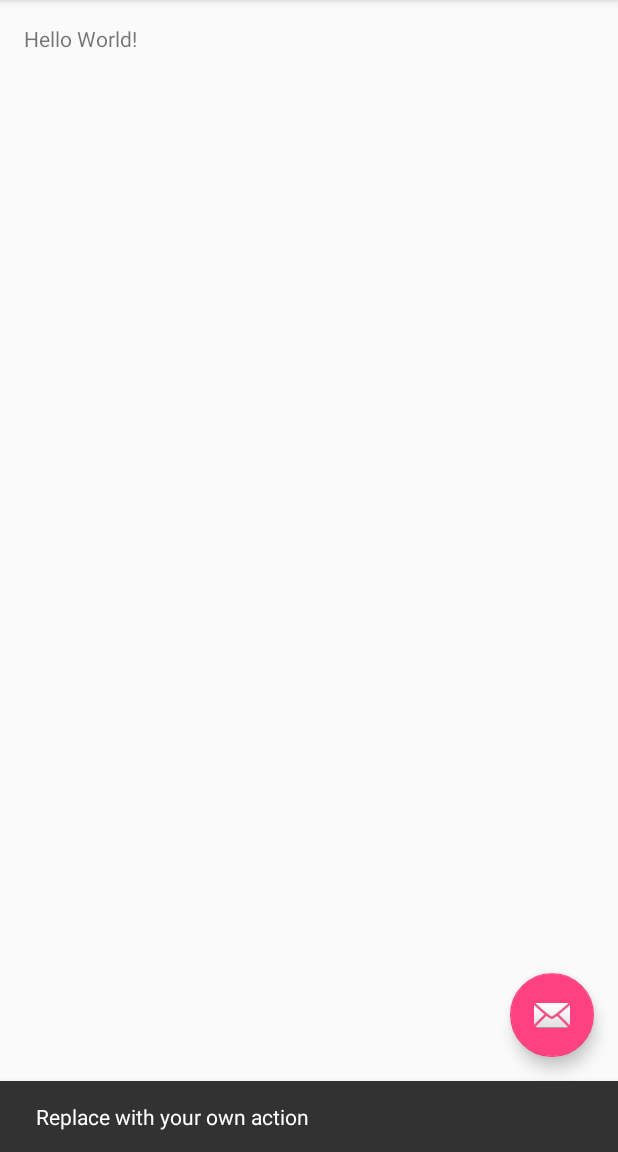
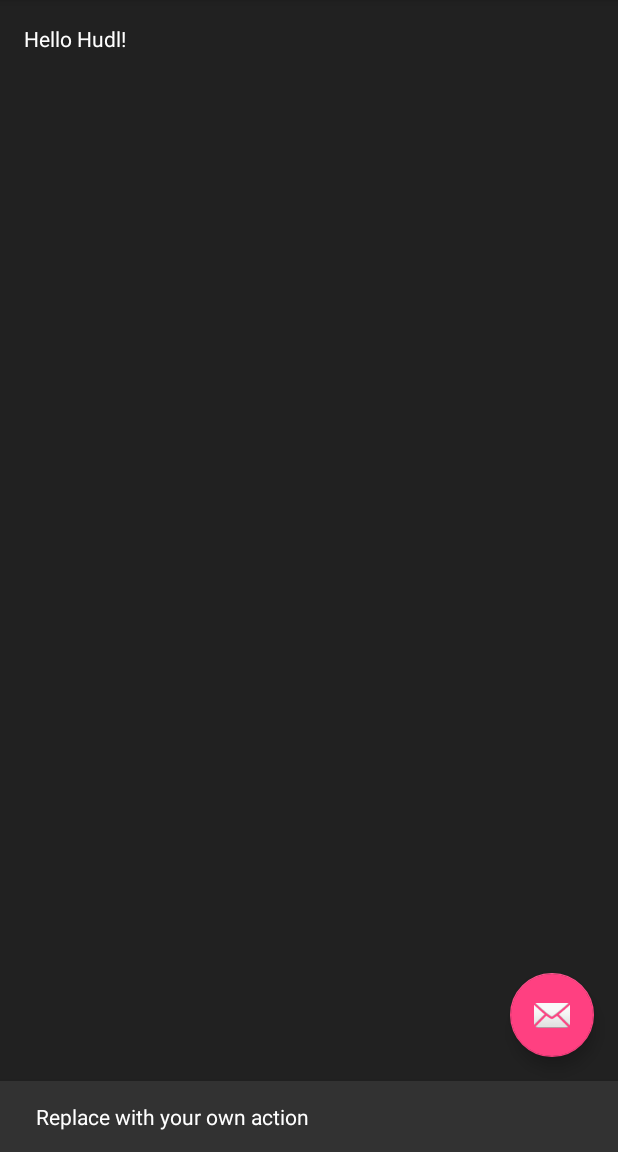
Before and after one commit to ashlyn/HudlU-AndroidDev, an Android app: the screen it shows after launch (MainActivity), after a tap on an icon or button, on a phone screen of 412 x 824 dp, the part 84-1236 px from its top. Run offline under Robolectric (Android 15) with nearby library versions, the phone set to English and light mode, and no system bars.

Commit message:
HW 1 - change background color, text color, add log to settings menu

```diff
--- a/HudlU/app/build.gradle
+++ b/HudlU/app/build.gradle
@@ -6,7 +6,7 @@ android {
 
     defaultConfig {
         applicationId "lee.ashlyn.hudlu"
-        minSdkVersion 15
+        minSdkVersion 16
         targetSdkVersion 23
         versionCode 1
         versionName "1.0"
--- a/HudlU/app/src/main/java/lee/ashlyn/hudlu/MainActivity.java
+++ b/HudlU/app/src/main/java/lee/ashlyn/hudlu/MainActivity.java
@@ -5,6 +5,7 @@ import android.support.design.widget.FloatingActionButton;
 import android.support.design.widget.Snackbar;
 import android.support.v7.app.AppCompatActivity;
 import android.support.v7.widget.Toolbar;
+import android.util.Log;
 import android.view.View;
 import android.view.Menu;
 import android.view.MenuItem;
@@ -44,6 +45,7 @@ public class MainActivity extends AppCompatActivity {
 
         //noinspection SimplifiableIfStatement
         if (id == R.id.action_settings) {
+            Log.d("HudlU", "Settings menu item clicked");
             return true;
         }
 
--- a/HudlU/app/src/main/res/layout/content_main.xml
+++ b/HudlU/app/src/main/res/layout/content_main.xml
@@ -10,10 +10,12 @@
     android:paddingTop="@dimen/activity_vertical_margin"
     app:layout_behavior="@string/appbar_scrolling_view_behavior"
     tools:context="lee.ashlyn.hudlu.MainActivity"
-    tools:showIn="@layout/activity_main">
+    tools:showIn="@layout/activity_main"
+    android:background="#212121">
 
     <TextView
         android:layout_width="wrap_content"
         android:layout_height="wrap_content"
-        android:text="Hello World!" />
+        android:text="Hello Hudl!"
+        android:textColor="#ffffff" />
 </RelativeLayout>
```
